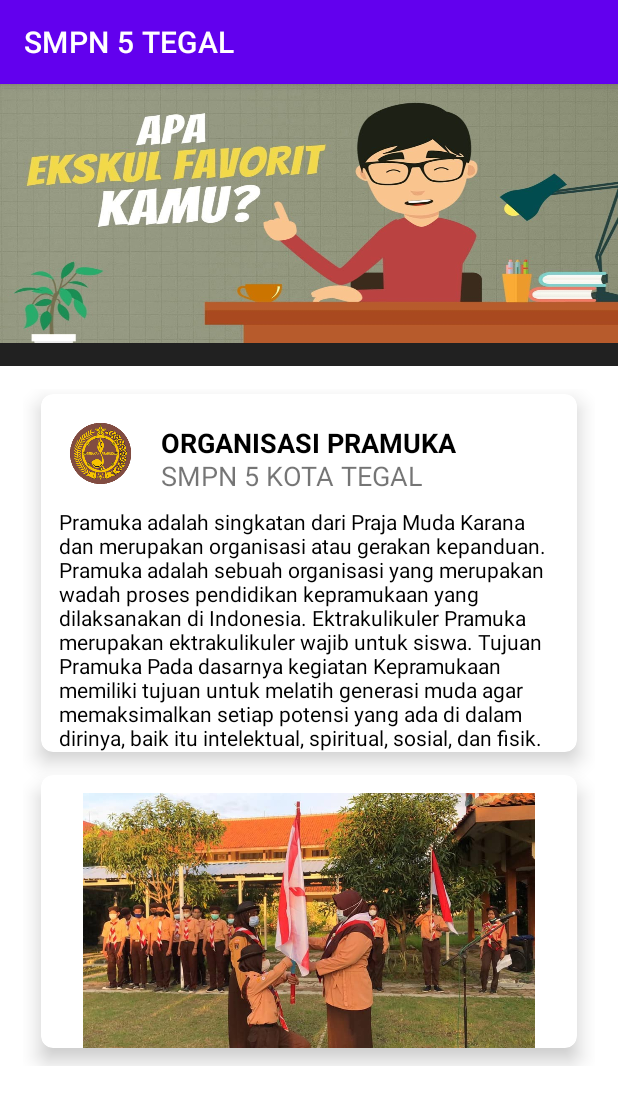
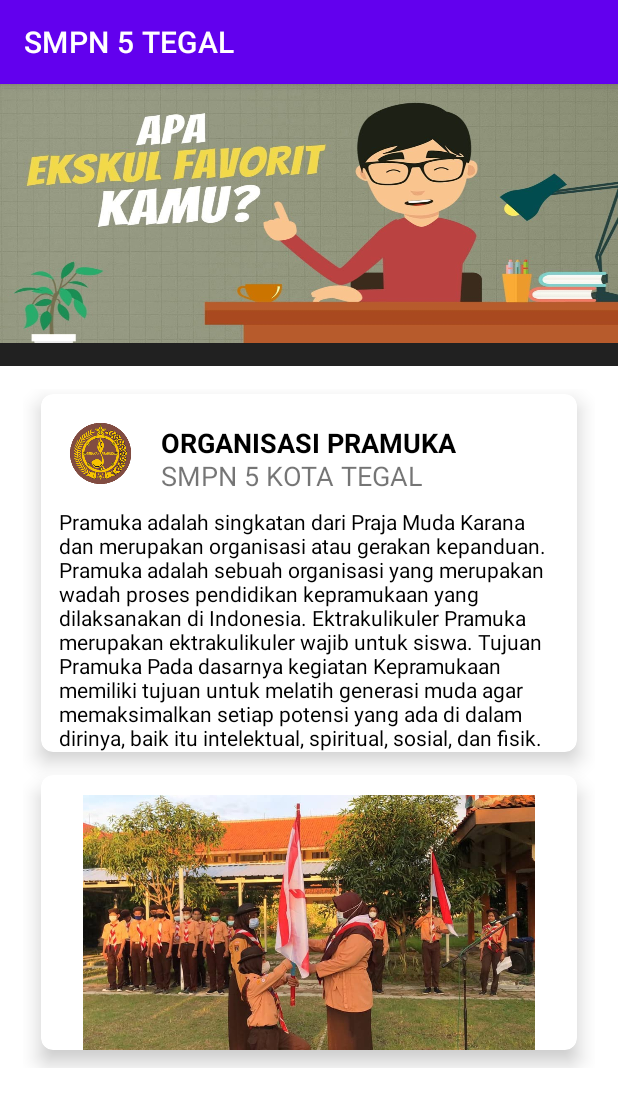
Before and after one commit to diniputri20/SMPN5TEGAL, an Android app: the PramukaActivity screen opened directly, with no data from a screen before it, on a phone screen of 412 x 824 dp. Shown: the top 1107 px of the screen. Run offline under Robolectric (Android 15) with nearby library versions, the phone set to English and light mode, and no system bars.

Commit message:
smpn 5tegal

```diff
--- a/app/src/main/res/layout/activity_pramuka.xml
+++ b/app/src/main/res/layout/activity_pramuka.xml
@@ -131,7 +131,7 @@
                         android:layout_height="170dp"
                         android:layout_marginLeft="12dp"
                         android:layout_marginRight="12dp"
-                        android:layout_marginTop="12dp"
+                        android:layout_marginTop="13dp"
                         android:src="@drawable/pramuka11"/>
                 </androidx.cardview.widget.CardView>
 
```
